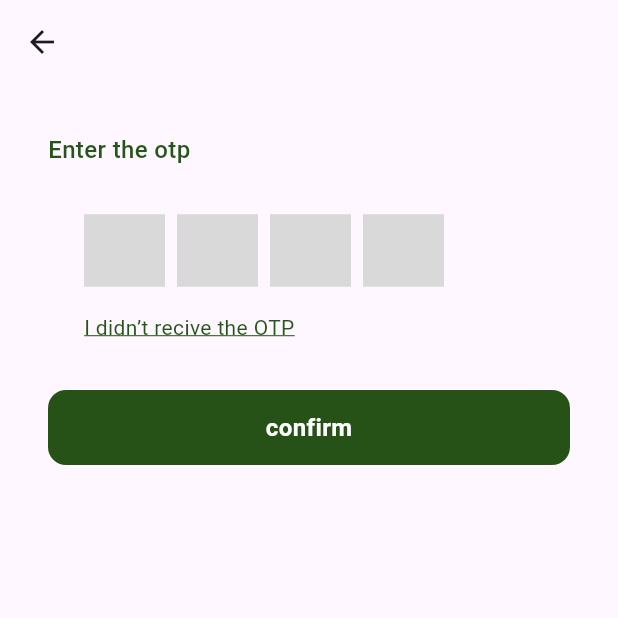
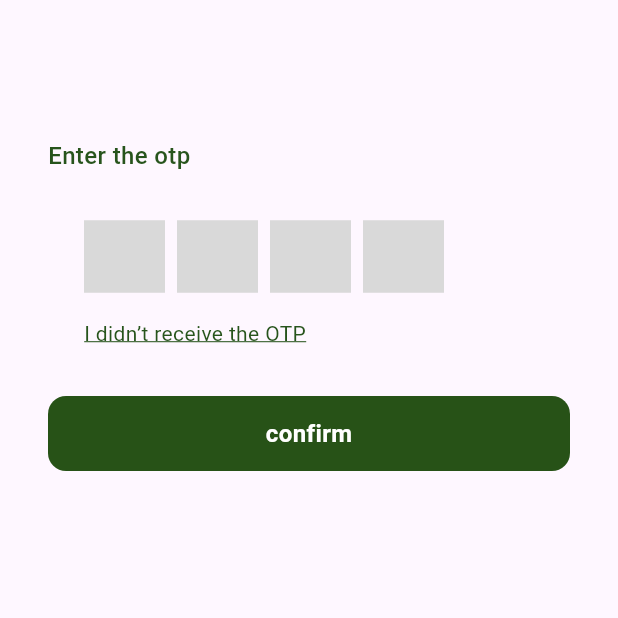
Before and after one commit to MohamedMagdy2810/Roadside-assitance, a Flutter app: the otpScreen screen opened by its route, on a phone screen of 412 x 824 dp, the top half of it. Run offline on Flutter 3.47's test engine with Material 3 defaults, Android fonts, the phone set to English and light mode, and no system bars; our stand-ins replace flutter_bloc, font_awesome_flutter, geolocator, google_maps_flutter, introduction_screen, modal_progress_hud_nsn and 1 more; accounts and stored records are empty.

Commit message:
fix some issues

```diff
--- a/lib/views/otp_screen.dart
+++ b/lib/views/otp_screen.dart
@@ -1,37 +1,56 @@
-
 import 'package:flutter/material.dart';
 import 'package:roadside_assitance/views/home_view.dart';
 import 'package:roadside_assitance/widgets/custom_button.dart';
 
-class otpScreen extends StatelessWidget {
+class otpScreen extends StatefulWidget {
   static String Id = 'otpView';
   const otpScreen({
     super.key,
   });
 
   @override
+  _otpScreenState createState() => _otpScreenState();
+}
+
+class _otpScreenState extends State<otpScreen> {
+  bool _isLoading = false;
+
+  void _confirmOtp() {
+    setState(() {
+      _isLoading = true;
+    });
+
+    Future.delayed(const Duration(seconds: 3), () {
+      setState(() {
+        _isLoading = false;
+      });
+       Navigator.pushNamedAndRemoveUntil(context,homeView.Id, (route) => false);
+    });
+  }
+
+  @override
   Widget build(BuildContext context) {
     return Scaffold(
-      appBar: AppBar(),
-      body:  Padding(
-        padding: const EdgeInsets.symmetric(horizontal: 32.0),
+      // appBar: AppBar(),
+      body: Padding(
+        padding: const EdgeInsets.symmetric(horizontal: 32.0,vertical: 60),
         child: Column(
           crossAxisAlignment: CrossAxisAlignment.start,
           children: [
-           const SizedBox(
+            const SizedBox(
               height: 32,
             ),
-          const  Text(
+            const Text(
               'Enter the otp',
               style: TextStyle(
                   color: Color(0xff27541C),
                   fontSize: 16,
                   fontWeight: FontWeight.w500),
             ),
-          const  SizedBox(
+            const SizedBox(
               height: 32,
             ),
-          const  Center(
+            const Center(
               child: Row(
                 children: [
                   SizedBox(
@@ -53,27 +72,32 @@ class otpScreen extends StatelessWidget {
                 ],
               ),
             ),
-          const  SizedBox(
+            const SizedBox(
               height: 16,
             ),
-          const  Padding(
-              padding:  EdgeInsets.only(left: 24.0),
+            const Padding(
+              padding: EdgeInsets.only(left: 24.0),
               child: Text(
-                'I didn’t recive the OTP',
+                'I didn’t receive the OTP',
                 style: TextStyle(
                     color: Color(0xff27541C),
                     decoration: TextDecoration.underline,
-                    decorationColor: Color(0xff27541C)
-                    ),
+                    decorationColor: Color(0xff27541C)),
               ),
-            ),const SizedBox(
+            ),
+            const SizedBox(
               height: 32,
             ),
-            customButton(text: 'confirm',font_size: 16,
-          onTap: (){
-             Navigator.pushNamed(context, homeView.Id);
-          },
-          )
+            if (_isLoading)
+              const Center(
+                child: CircularProgressIndicator(),
+              )
+            else
+              customButton(
+                text: 'confirm',
+                font_size: 16,
+                onTap: _confirmOtp,
+              ),
           ],
         ),
       ),
@@ -111,7 +135,6 @@ class _FourDigitInputState extends State<FourDigitInput> {
       child: TextFormField(
         controller: _controller,
         keyboardType: TextInputType.number,
-        // Removed maxLength property
         cursorColor: Colors.black,
         onChanged: (value) {
           if (value.length == 1) {
@@ -120,11 +143,9 @@ class _FourDigitInputState extends State<FourDigitInput> {
         },
         decoration: const InputDecoration(
           contentPadding: EdgeInsets.zero,
-          // Removed maxLength property
           focusedBorder: OutlineInputBorder(
             borderRadius: BorderRadius.all(Radius.elliptical(0, 0)),
             borderSide: BorderSide(color: Color(0xffD9D9D9)),
-            // borderSide: BorderSide(color: Colors.black),
           ),
           enabledBorder: OutlineInputBorder(
             borderRadius: BorderRadius.all(Radius.elliptical(0, 0)),
@@ -132,7 +153,6 @@ class _FourDigitInputState extends State<FourDigitInput> {
           ),
           fillColor: Color(0xffD9D9D9),
           filled: true,
-          // Set counterText to empty string
           counterText: '',
         ),
         textAlign: TextAlign.center,
```
Also changed, not shown: lib/services/Api.dart (+11 -3 lines), pubspec.lock.
